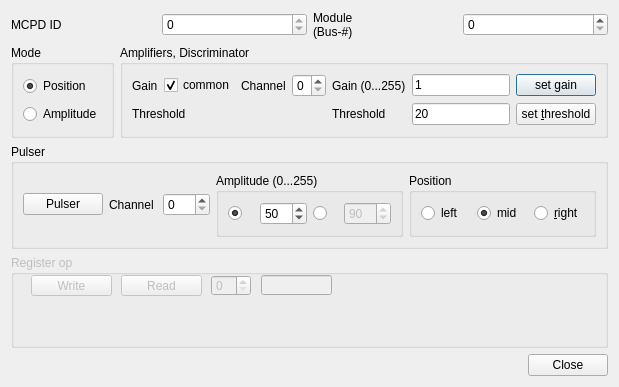
Before: the Qt Designer form qmesydaq/modulesetup.ui in flueke/qmesydaq, drawn with Qt 5.
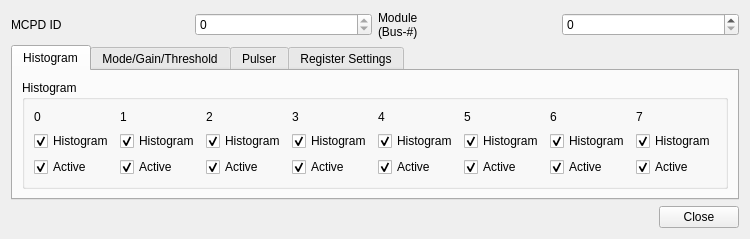
After: the same form once the commit is applied. Custom widgets are drawn as their Qt base class.

Patch:
```diff
--- a/qmesydaq/modulesetup.ui
+++ b/qmesydaq/modulesetup.ui
@@ -6,15 +6,15 @@
    <rect>
     <x>0</x>
     <y>0</y>
-    <width>619</width>
-    <height>387</height>
+    <width>696</width>
+    <height>229</height>
    </rect>
   </property>
   <property name="windowTitle">
    <string>Module setup</string>
   </property>
-  <layout class="QGridLayout" name="gridLayout">
-   <item row="0" column="0" colspan="2">
+  <layout class="QGridLayout" name="gridLayout_7">
+   <item row="0" column="0">
     <layout class="QHBoxLayout" name="horizontalLayout_7">
      <item>
       <widget class="QLabel" name="textLabel1_4_2">
@@ -57,6 +57,280 @@
     </layout>
    </item>
    <item row="1" column="0">
+    <widget class="QTabWidget" name="tabWidget">
+     <property name="currentIndex">
+      <number>0</number>
+     </property>
+     <widget class="QWidget" name="tabHistgram">
+      <attribute name="title">
+       <string>Histogram</string>
+      </attribute>
+      <layout class="QGridLayout" name="gridLayout_5">
+       <item row="0" column="0">
+        <widget class="QGroupBox" name="groupBox">
+         <property name="title">
+          <string>Histogram</string>
+         </property>
+         <layout class="QGridLayout" name="gridLayout">
+          <item row="0" column="0">
+           <layout class="QVBoxLayout" name="verticalLayout">
+            <item>
+             <widget class="QLabel" name="labelChannel0">
+              <property name="text">
+               <string>0</string>
+              </property>
+             </widget>
+            </item>
+            <item>
+             <widget class="QCheckBox" name="checkChannel1Histogram">
+              <property name="text">
+               <string>Histogram</string>
+              </property>
+              <property name="checked">
+               <bool>true</bool>
+              </property>
+             </widget>
+            </item>
+            <item>
+             <widget class="QCheckBox" name="checkChannel1Use">
+              <property name="text">
+               <string>Active</string>
+              </property>
+              <property name="checked">
+               <bool>true</bool>
+              </property>
+             </widget>
+            </item>
+           </layout>
+          </item>
+          <item row="0" column="1">
+           <layout class="QVBoxLayout" name="verticalLayout_3">
+            <item>
+             <widget class="QLabel" name="labelChannel0_2">
+              <property name="text">
+               <string>1</string>
+              </property>
+             </widget>
+            </item>
+            <item>
+             <widget class="QCheckBox" name="checkChannel2Histogram">
+              <property name="text">
+               <string>Histogram</string>
+              </property>
+              <property name="checked">
+               <bool>true</bool>
+              </property>
+             </widget>
+            </item>
+            <item>
+             <widget class="QCheckBox" name="checkChannel2Use">
+              <property name="text">
+               <string>Active</string>
+              </property>
+              <property name="checked">
+               <bool>true</bool>
+              </property>
+             </widget>
+            </item>
+           </layout>
+          </item>
+          <item row="0" column="2">
+           <layout class="QVBoxLayout" name="verticalLayout_4">
+            <item>
+             <widget class="QLabel" name="labelChannel0_3">
+              <property name="text">
+               <string>2</string>
+              </property>
+             </widget>
+            </item>
+            <item>
+             <widget class="QCheckBox" name="checkChannel3Histogram">
+              <property name="text">
+               <string>Histogram</string>
+              </property>
+              <property name="checked">
+               <bool>true</bool>
+              </property>
+             </widget>
+            </item>
+            <item>
+             <widget class="QCheckBox" name="checkChannel3Use">
+              <property name="text">
+               <string>Active</string>
+              </property>
+              <property name="checked">
+               <bool>true</bool>
+              </property>
+             </widget>
+            </item>
+           </layout>
+          </item>
+          <item row="0" column="3">
+           <layout class="QVBoxLayout" name="verticalLayout_5">
+            <item>
+             <widget class="QLabel" name="labelChannel0_4">
+              <property name="text">
+               <string>3</string>
+              </property>
+             </widget>
+            </item>
+            <item>
+             <widget class="QCheckBox" name="checkChannel4Histogram">
+              <property name="text">
+               <string>Histogram</string>
+              </property>
+              <property name="checked">
+               <bool>true</bool>
+              </property>
+             </widget>
+            </item>
+            <item>
+             <widget class="QCheckBox" name="checkChannel4Use">
+              <property name="text">
+               <string>Active</string>
+              </property>
+              <property name="checked">
+               <bool>true</bool>
+              </property>
+             </widget>
+            </item>
+           </layout>
+          </item>
+          <item row="0" column="4">
+           <layout class="QVBoxLayout" name="verticalLayout_6">
+            <item>
+             <widget class="QLabel" name="labelChannel0_5">
+              <property name="text">
+               <string>4</string>
+              </property>
+             </widget>
+            </item>
+            <item>
+             <widget class="QCheckBox" name="checkChannel5Histogram">
+              <property name="text">
+               <string>Histogram</string>
+              </property>
+              <property name="checked">
+               <bool>true</bool>
+              </property>
+             </widget>
+            </item>
+            <item>
+             <widget class="QCheckBox" name="checkChannel5Use">
+              <property name="text">
+               <string>Active</string>
+              </property>
+              <property name="checked">
+               <bool>true</bool>
+              </property>
+             </widget>
+            </item>
+           </layout>
+          </item>
+          <item row="0" column="5">
+           <layout class="QVBoxLayout" name="verticalLayout_7">
+            <item>
+             <widget class="QLabel" name="labelChannel0_6">
+              <property name="text">
+               <string>5</string>
+              </property>
+             </widget>
+            </item>
+            <item>
+             <widget class="QCheckBox" name="checkChannel6Histogram">
+              <property name="text">
+               <string>Histogram</string>
+              </property>
+              <property name="checked">
+               <bool>true</bool>
+              </property>
+             </widget>
+            </item>
+            <item>
+             <widget class="QCheckBox" name="checkChannel6Use">
+              <property name="text">
+               <string>Active</string>
+              </property>
+              <property name="checked">
+               <bool>true</bool>
+              </property>
+             </widget>
+            </item>
+           </layout>
+          </item>
+          <item row="0" column="6">
+           <layout class="QVBoxLayout" name="verticalLayout_8">
+            <item>
+             <widget class="QLabel" name="labelChannel0_7">
+              <property name="text">
+               <string>6</string>
+              </property>
+             </widget>
+            </item>
+            <item>
+             <widget class="QCheckBox" name="checkChannel7Histogram">
+              <property name="text">
+               <string>Histogram</string>
+              </property>
+              <property name="checked">
+               <bool>true</bool>
+              </property>
+             </widget>
+            </item>
+            <item>
+             <widget class="QCheckBox" name="checkChannel7Use">
+              <property name="text">
+               <string>Active</string>
+              </property>
+              <property name="checked">
+               <bool>true</bool>
+              </property>
+             </widget>
+            </item>
+           </layout>
+          </item>
+          <item row="0" column="7">
+           <layout class="QVBoxLayout" name="verticalLayout_9">
+            <item>
+             <widget class="QLabel" name="labelChannel0_8">
+              <property name="text">
+               <string>7</string>
+              </property>
+             </widget>
+            </item>
+            <item>
+             <widget class="QCheckBox" name="checkChannel8Histogram">
+              <property name="text">
+               <string>Histogram</string>
+              </property>
+              <property name="checked">
+               <bool>true</bool>
+              </property>
+             </widget>
+            </item>
+            <item>
+             <widget class="QCheckBox" name="checkChannel8Use">
+              <property name="text">
+               <string>Active</string>
+              </property>
+              <property name="checked">
+               <bool>true</bool>
+              </property>
+             </widget>
+            </item>
+           </layout>
+          </item>
+         </layout>
+        </widget>
+       </item>
+      </layout>
+     </widget>
+     <widget class="QWidget" name="tabModeGainThreshold">
+      <attribute name="title">
+       <string>Mode/Gain/Threshold</string>
+      </attribute>
+      <layout class="QGridLayout" name="gridLayout_3">
+       <item row="0" column="0">
     <widget class="QGroupBox" name="modeGroup">
      <property name="title">
       <string>Mode</string>
@@ -82,7 +356,7 @@
      </layout>
     </widget>
    </item>
-   <item row="1" column="1">
+       <item row="0" column="1">
     <widget class="QGroupBox" name="groupBox13">
      <property name="title">
       <string>Amplifiers, Discriminator</string>
@@ -98,7 +372,7 @@
         </property>
        </widget>
       </item>
-      <item row="0" column="1">
+          <item row="0" column="2">
        <widget class="QCheckBox" name="comgain">
         <property name="text">
          <string>common</string>
@@ -108,8 +382,8 @@
         </property>
        </widget>
       </item>
-      <item row="0" column="2">
-       <layout class="QHBoxLayout" name="horizontalLayout_4">
+          <item row="0" column="3">
+           <layout class="QHBoxLayout" name="channelLayout">
         <item>
          <widget class="QLabel" name="channelLabel">
           <property name="text">
@@ -132,7 +406,7 @@
         </item>
        </layout>
       </item>
-      <item row="0" column="3">
+          <item row="0" column="4">
        <widget class="QLabel" name="textLabel1_4_2_3_3_3">
         <property name="text">
          <string>Gain (0...255)</string>
@@ -142,7 +416,7 @@
         </property>
        </widget>
       </item>
-      <item row="0" column="4">
+          <item row="0" column="5">
        <widget class="QLineEdit" name="gain">
         <property name="text">
          <string>1</string>
@@ -152,7 +426,7 @@
         </property>
        </widget>
       </item>
-      <item row="0" column="5">
+          <item row="0" column="6">
        <widget class="QPushButton" name="setGain">
         <property name="text">
          <string>set gain</string>
@@ -169,24 +443,50 @@
         </property>
        </widget>
       </item>
+          <item row="1" column="2">
+           <spacer name="horizontalSpacer_2">
+            <property name="orientation">
+             <enum>Qt::Horizontal</enum>
+            </property>
+            <property name="sizeHint" stdset="0">
+             <size>
+              <width>95</width>
+              <height>20</height>
+             </size>
+            </property>
+           </spacer>
+          </item>
       <item row="1" column="3">
-       <widget class="QLabel" name="textLabel1_4_2_3_3_2">
-        <property name="text">
-         <string>Threshold</string>
-        </property>
-        <property name="wordWrap">
-         <bool>false</bool>
-        </property>
-       </widget>
+           <spacer name="horizontalSpacer">
+            <property name="orientation">
+             <enum>Qt::Horizontal</enum>
+            </property>
+            <property name="sizeHint" stdset="0">
+             <size>
+              <width>95</width>
+              <height>20</height>
+             </size>
+            </property>
+           </spacer>
       </item>
       <item row="1" column="4">
+           <widget class="QLabel" name="textLabel1_4_2_3_3_2">
+            <property name="text">
+             <string>Threshold</string>
+            </property>
+            <property name="wordWrap">
+             <bool>false</bool>
+            </property>
+           </widget>
+          </item>
+          <item row="1" column="5">
        <widget class="QLineEdit" name="threshold">
         <property name="text">
          <string>20</string>
         </property>
        </widget>
       </item>
-      <item row="1" column="5">
+          <item row="1" column="6">
        <widget class="QPushButton" name="setThreshold">
         <property name="text">
          <string>set &amp;threshold</string>
@@ -196,7 +496,14 @@
      </layout>
     </widget>
    </item>
-   <item row="2" column="0" colspan="2">
+      </layout>
+     </widget>
+     <widget class="QWidget" name="tabPulser">
+      <attribute name="title">
+       <string>Pulser</string>
+      </attribute>
+      <layout class="QGridLayout" name="gridLayout_4">
+       <item row="0" column="0">
     <widget class="QGroupBox" name="groupBox35">
      <property name="title">
       <string>Pulser</string>
@@ -335,7 +642,14 @@
      </layout>
     </widget>
    </item>
-   <item row="3" column="0" colspan="2">
+      </layout>
+     </widget>
+     <widget class="QWidget" name="tabRegisterSettings">
+      <attribute name="title">
+       <string>Register Settings</string>
+      </attribute>
+      <layout class="QGridLayout" name="gridLayout_6">
+       <item row="0" column="0">
     <widget class="QGroupBox" name="groupBox39">
      <property name="enabled">
       <bool>false</bool>
@@ -343,58 +657,39 @@
      <property name="title">
       <string>Register op</string>
      </property>
+         <layout class="QGridLayout" name="gridLayout_2">
+          <item row="0" column="0">
+           <widget class="QPushButton" name="writeRegisterButton">
+            <property name="text">
+             <string>Write</string>
+            </property>
+           </widget>
+          </item>
+          <item row="0" column="1">
      <widget class="QPushButton" name="readRegisterButton">
-      <property name="geometry">
-       <rect>
-        <x>110</x>
-        <y>20</y>
-        <width>81</width>
-        <height>21</height>
-       </rect>
-      </property>
       <property name="text">
        <string>Read</string>
       </property>
      </widget>
+          </item>
+          <item row="0" column="2">
      <widget class="QSpinBox" name="registerSelect">
-      <property name="geometry">
-       <rect>
-        <x>200</x>
-        <y>20</y>
-        <width>40</width>
-        <height>21</height>
-       </rect>
-      </property>
       <property name="maximum">
        <number>2</number>
       </property>
      </widget>
-     <widget class="QLineEdit" name="registerValue">
-      <property name="geometry">
-       <rect>
-        <x>250</x>
-        <y>20</y>
-        <width>71</width>
-        <height>20</height>
-       </rect>
-      </property>
-     </widget>
-     <widget class="QPushButton" name="writeRegisterButton">
-      <property name="geometry">
-       <rect>
-        <x>20</x>
-        <y>20</y>
-        <width>81</width>
-        <height>21</height>
-       </rect>
-      </property>
-      <property name="text">
-       <string>Write</string>
-      </property>
+          </item>
+          <item row="0" column="3">
+           <widget class="QLineEdit" name="registerValue"/>
+          </item>
+         </layout>
+        </widget>
+       </item>
+      </layout>
      </widget>
     </widget>
    </item>
-   <item row="4" column="0" colspan="2">
+   <item row="2" column="0">
     <widget class="QDialogButtonBox" name="buttonBox">
      <property name="orientation">
       <enum>Qt::Horizontal</enum>
```
Left out of the diff: 20 changed lines with no effect on the pictures. Lines whose indentation alone changed are shown as unchanged.
